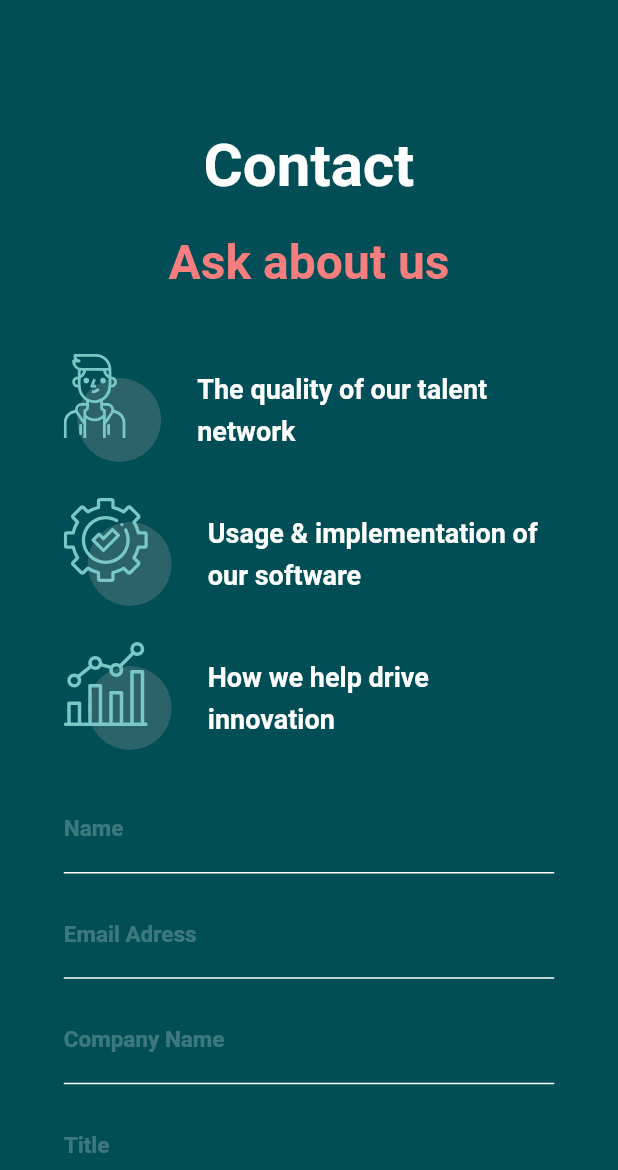
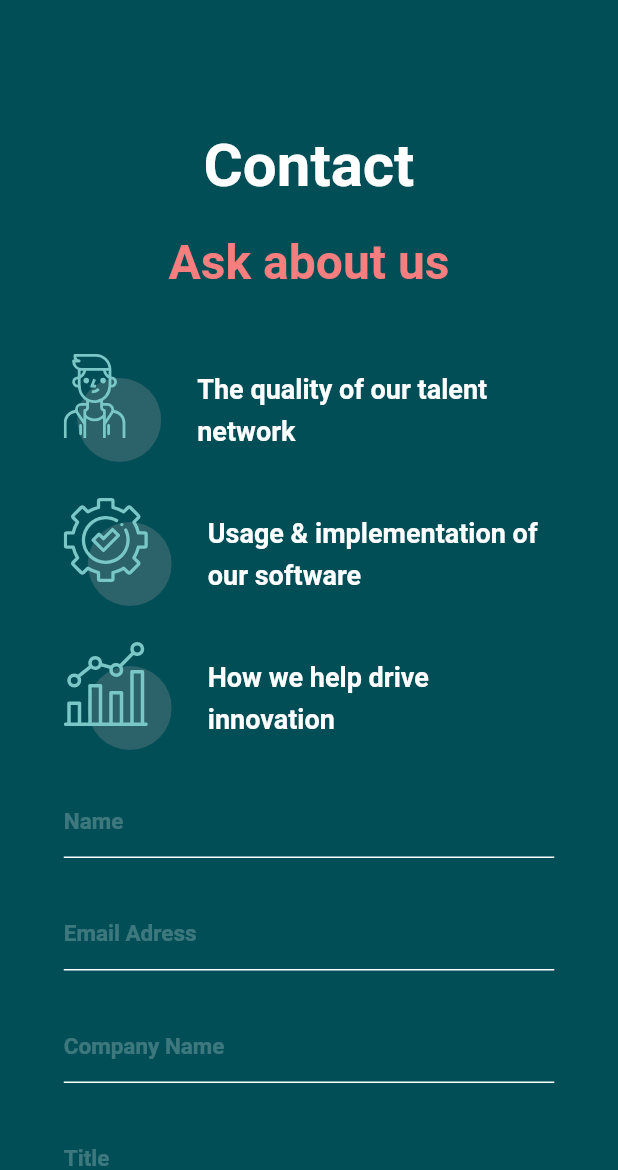
Before and after one commit to YohannDCz/MyTeam-Multipage-Application, a Flutter app: the Contact screen opened directly, on a phone screen of 412 x 824 dp, the part 66-1236 px from its top. Run offline on Flutter 3.47's test engine with Material 2 defaults, Android fonts, the light colour scheme and no system bars; our stand-ins replace flutter_svg; Roboto replaces fonts that are missing (Livvic).

Commit message:
Section Contact finie
- Section contact finie
- Attaque du Drawer

```diff
--- a/lib/contact/contact_form.dart
+++ b/lib/contact/contact_form.dart
@@ -113,7 +113,7 @@ class ContactForm extends StatelessWidget {
                       ])),
                 ),
               ]),
-              MyCustomForm(),
+              const MyCustomForm(),
             ]),
           )),
       Positioned(bottom: -100.0, right: -100.0, child: SvgPicture.asset("assets/background/bg-pattern-contact-2.svg")),
@@ -151,10 +151,12 @@ class MyCustomFormState extends State<MyCustomForm> {
         height: 538.0,
         child: Column(
           children: <Widget>[
-            Padding(
-              padding: const EdgeInsets.only(bottom: 12.0),
+            SizedBox(
+              height: 75.0,
               child: TextFormField(
+                style: const TextStyle(color: Colors.white),
                 decoration: const InputDecoration(
+                    contentPadding: EdgeInsets.only(bottom: 4.0),
                     labelText: 'Name',
                     labelStyle: TextStyle(fontSize: 15.0, fontFamily: "Livvic", fontWeight: FontWeight.w600, height: 1.67, color: Color(0x3CFFFFFF)),
                     enabledBorder: UnderlineInputBorder(
@@ -163,8 +165,12 @@ class MyCustomFormState extends State<MyCustomForm> {
                         width: 1.0,
                       ),
                     ),
-
+                    focusedBorder: UnderlineInputBorder(
+                      borderSide: BorderSide(
+                        color: Colors.white,
+                        width: 1.0,
                       ),
+                    )),
                 // The validator receives the text that the user has entered.
                 validator: (value) {
                   if (value == null || value.isEmpty) {
@@ -174,17 +180,25 @@ class MyCustomFormState extends State<MyCustomForm> {
                 },
               ),
             ),
-            Padding(
-              padding: const EdgeInsets.only(bottom: 12.0),
+            SizedBox(
+              height: 75.0,
               child: TextFormField(
+                style: const TextStyle(color: Colors.white),
                 decoration: const InputDecoration(
+                    contentPadding: EdgeInsets.only(bottom: 4.0),
                     labelText: 'Email Adress',
                     labelStyle: TextStyle(fontSize: 15.0, fontFamily: "Livvic", fontWeight: FontWeight.w600, height: 1.67, color: Color(0x3CFFFFFF)),
                     enabledBorder: UnderlineInputBorder(
                         borderSide: BorderSide(
                       color: Colors.white,
                       width: 1.0,
-                    ))),
+                    )),
+                    focusedBorder: UnderlineInputBorder(
+                      borderSide: BorderSide(
+                        color: Colors.white,
+                        width: 1.0,
+                      ),
+                    )),
                 // The validator receives the text that the user has entered.
                 validator: (value) {
                   if (value == null || value.isEmpty) {
@@ -194,17 +208,25 @@ class MyCustomFormState extends State<MyCustomForm> {
                 },
               ),
             ),
-            Padding(
-              padding: const EdgeInsets.only(bottom: 12.0),
+            SizedBox(
+              height: 75.0,
               child: TextFormField(
+                style: const TextStyle(color: Colors.white),
                 decoration: const InputDecoration(
+                    contentPadding: EdgeInsets.only(bottom: 4.0),
                     labelText: 'Company Name',
                     labelStyle: TextStyle(fontSize: 15.0, fontFamily: "Livvic", fontWeight: FontWeight.w600, height: 1.67, color: Color(0x3CFFFFFF)),
                     enabledBorder: UnderlineInputBorder(
                         borderSide: BorderSide(
                       color: Colors.white,
                       width: 1.0,
-                    ))),
+                    )),
+                    focusedBorder: UnderlineInputBorder(
+                      borderSide: BorderSide(
+                        color: Colors.white,
+                        width: 1.0,
+                      ),
+                    )),
                 // The validator receives the text that the user has entered.
                 validator: (value) {
                   if (value == null || value.isEmpty) {
@@ -214,17 +236,25 @@ class MyCustomFormState extends State<MyCustomForm> {
                 },
               ),
             ),
-            Padding(
-              padding: const EdgeInsets.only(bottom: 12.0),
+            SizedBox(
+              height: 75.0,
               child: TextFormField(
+                style: const TextStyle(color: Colors.white),
                 decoration: const InputDecoration(
+                    contentPadding: EdgeInsets.only(bottom: 4.0),
                     labelText: 'Title',
                     labelStyle: TextStyle(fontSize: 15.0, fontFamily: "Livvic", fontWeight: FontWeight.w600, height: 1.67, color: Color(0x3CFFFFFF)),
                     enabledBorder: UnderlineInputBorder(
                         borderSide: BorderSide(
                       color: Colors.white,
                       width: 1.0,
-                    ))),
+                    )),
+                    focusedBorder: UnderlineInputBorder(
+                      borderSide: BorderSide(
+                        color: Colors.white,
+                        width: 1.0,
+                      ),
+                    )),
                 // The validator receives the text that the user has entered.
                 validator: (value) {
                   if (value == null || value.isEmpty) {
@@ -234,10 +264,12 @@ class MyCustomFormState extends State<MyCustomForm> {
                 },
               ),
             ),
-            Padding(
-              padding: const EdgeInsets.only(bottom: 24.0),
+            SizedBox(
+              height: 75.0,
               child: TextFormField(
+                style: const TextStyle(color: Colors.white),
                 decoration: const InputDecoration(
+                    contentPadding: EdgeInsets.only(bottom: 50.0),
                     labelText: 'Message',
                     labelStyle: TextStyle(fontSize: 15.0, fontFamily: "Livvic", fontWeight: FontWeight.w600, height: 1.67, color: Color(0x3CFFFFFF)),
                     enabledBorder: UnderlineInputBorder(
@@ -245,9 +277,14 @@ class MyCustomFormState extends State<MyCustomForm> {
                       color: Colors.white,
                       width: 1.0,
                     )),
+                    focusedBorder: UnderlineInputBorder(
+                      borderSide: BorderSide(
+                        color: Colors.white,
+                        width: 1.0,
                       ),
-                minLines: 4,
-                maxLines: 5,
+                    )),
+                minLines: 6,
+                maxLines: 10,
                 // The validator receives the text that the user has entered.
                 validator: (value) {
                   if (value == null || value.isEmpty) {
@@ -257,12 +294,13 @@ class MyCustomFormState extends State<MyCustomForm> {
                 },
               ),
             ),
+            const SizedBox(height: 24.0),
             Align(
               alignment: Alignment.bottomLeft,
               child: ElevatedButton(
                 style: ButtonStyle(
                   backgroundColor: MaterialStateProperty.all<Color>(Colors.white),
-                  fixedSize: MaterialStateProperty.all(Size(123, 48)),
+                  fixedSize: MaterialStateProperty.all(const Size(123, 48)),
                   shape: MaterialStateProperty.all<RoundedRectangleBorder>(
                     RoundedRectangleBorder(
                       borderRadius: BorderRadius.circular(999.0),
```
Also changed, not shown: lib/home/home.dart (+37 -6 lines), lib/main.dart (+1 -52 lines). Lines whose indentation alone changed are shown as unchanged.
